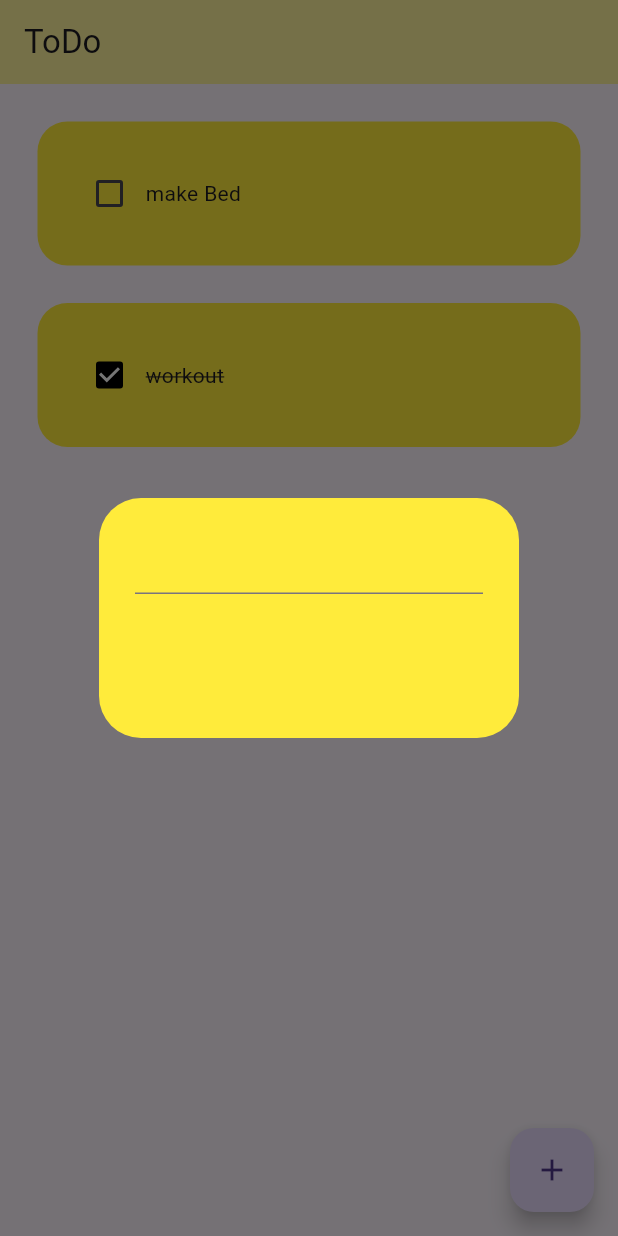
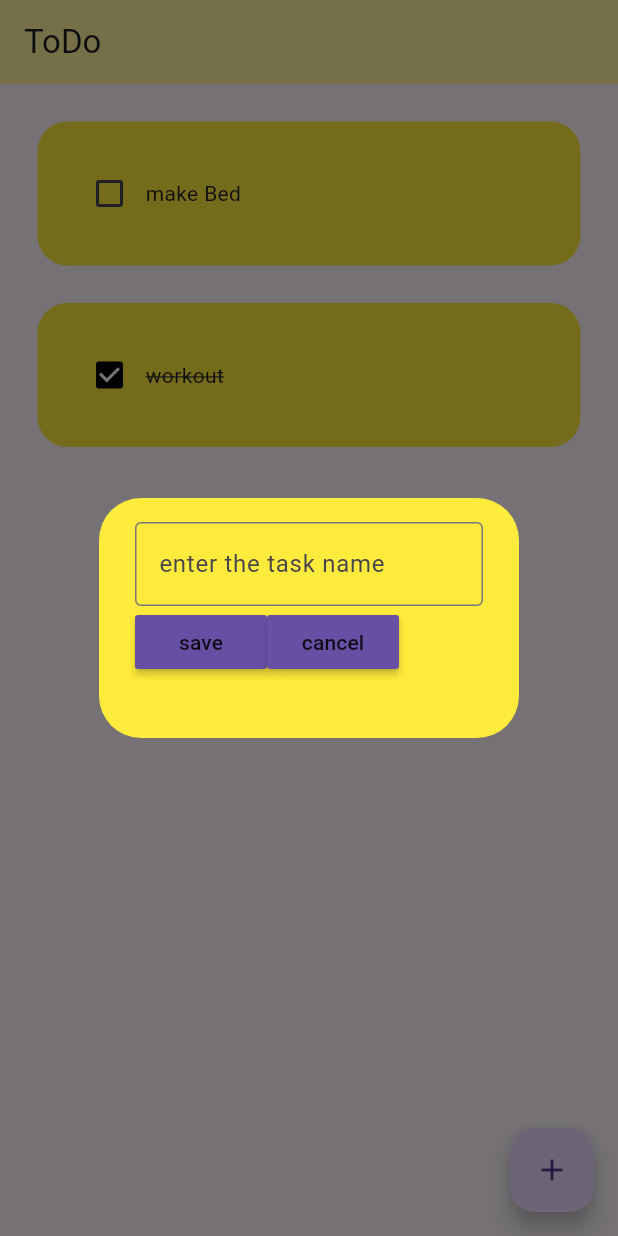
Before and after one commit to s1mpleNova/todoapp, a Flutter app: the screen it shows after launch, after a tap on the "add" icon, on a phone screen of 412 x 824 dp. Run offline on Flutter 3.47's test engine with Material 3 defaults, Android fonts, the phone set to English and light mode, and no system bars.

Commit message:
create task added

```diff
--- a/lib/util/dialog_box.dart
+++ b/lib/util/dialog_box.dart
@@ -1,4 +1,7 @@
+// ignore_for_file: prefer_const_constructors
+
 import 'package:flutter/material.dart';
+import 'package:todoapp/util/my_button.dart';
 
 class DialogBox extends StatelessWidget {
   const DialogBox({super.key});
@@ -11,7 +14,20 @@ class DialogBox extends StatelessWidget {
         height: 120,
         child: Column(
           children: [
-            TextField(),
+            TextField(
+              decoration: InputDecoration(
+                  border: OutlineInputBorder(),
+                  hintText: "enter the task name"),
+            ),
+            Row(
+              children: [
+                MyButton(onPressed: () {}, text: "save"),
+                //save button
+
+                //cancel button
+                MyButton(onPressed: () {}, text: "cancel")
+              ],
+            )
 
             //button->save+cancel
           ],
--- /dev/null
+++ b/lib/util/my_button.dart
@@ -0,0 +1,15 @@
+import 'package:flutter/material.dart';
+
+class MyButton extends StatelessWidget {
+  VoidCallback onPressed;
+  final String text;
+  MyButton({super.key, required this.onPressed, required this.text});
+
+  @override
+  Widget build(BuildContext context) {
+    return MaterialButton(
+        onPressed: onPressed,
+        child: Text(text),
+        color: Theme.of(context).primaryColor);
+  }
+}
```
